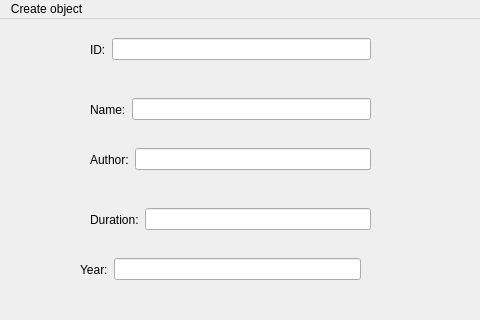
First picture: the form in SDI/PR9/mainwindow.ui, repository Meteora69/OOP_practise, before the edit; both pictures show x 0 to 480 and y 0 to 320 of the 800 by 600 pixel window.
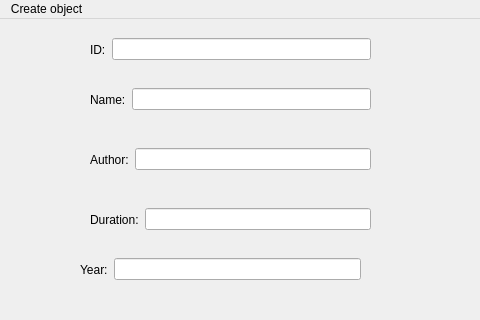
Second picture: the form after the edit.

What changed in the file:
```diff
--- a/SDI/PR9/mainwindow.ui
+++ b/SDI/PR9/mainwindow.ui
@@ -46,7 +46,7 @@
     <property name="geometry">
      <rect>
       <x>80</x>
-      <y>70</y>
+      <y>60</y>
       <width>301</width>
       <height>41</height>
      </rect>
```
